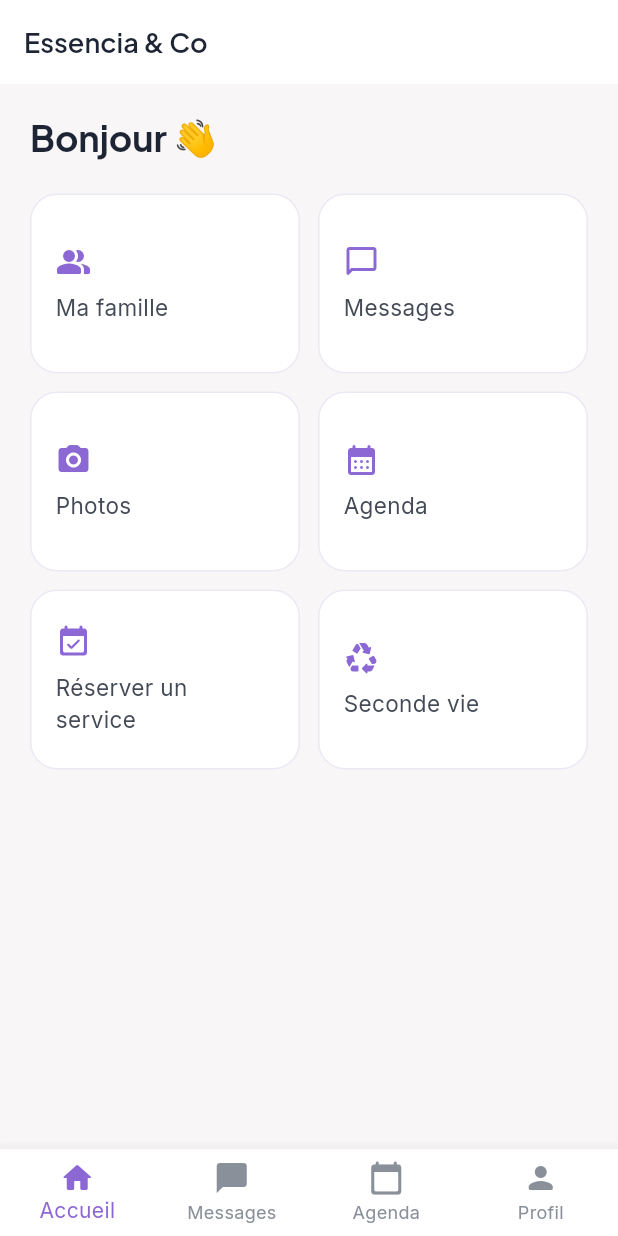
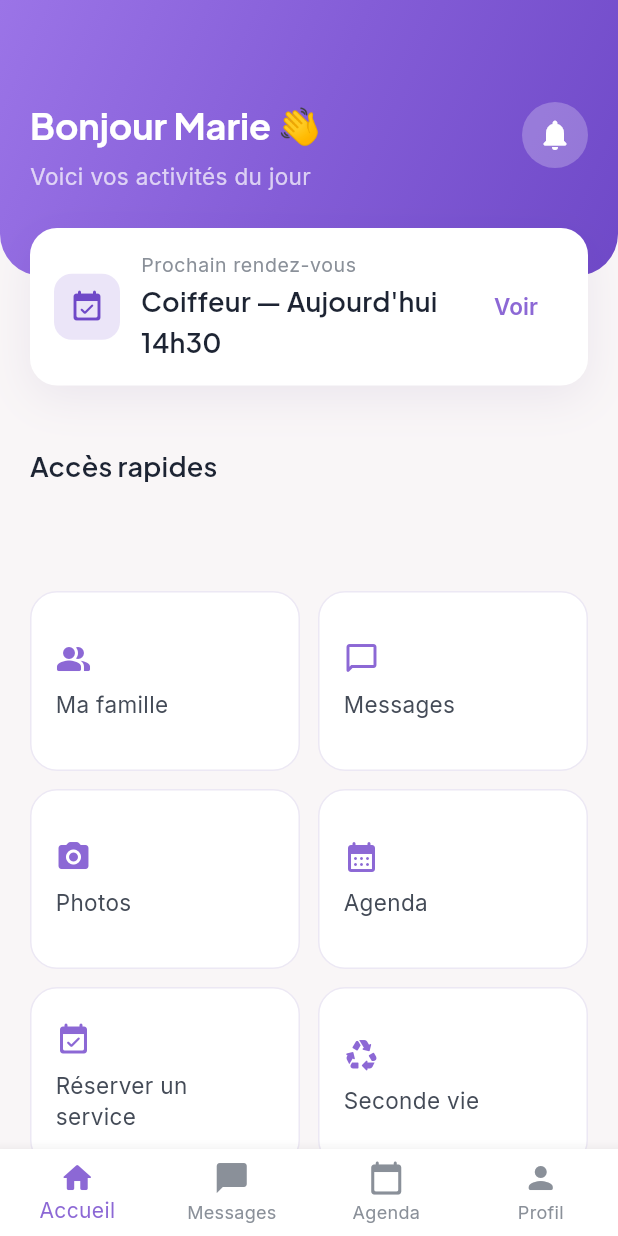
Before and after one commit to weblinecreation88-art/ESSENCIA-ET-CO, a Flutter app: the screen it shows after launch, on a phone screen of 412 x 824 dp. Run offline on Flutter 3.47's test engine with Material 3 defaults, Android fonts, the phone set to English and light mode, and no system bars; our stand-ins replace firebase_core, flutter_riverpod, go_router, google_fonts; accounts and stored records are empty.

Commit message:
Ajoute une section hero à l'écran d'accueil Flutter
Bandeau en dégradé de marque (salutation, notification) avec une carte
"prochain rendez-vous" qui chevauche le bas, sur le même principe que
le Hero de la landing page web.

```diff
--- a/mobile/lib/features/home/home_screen.dart
+++ b/mobile/lib/features/home/home_screen.dart
@@ -3,6 +3,7 @@ import "package:go_router/go_router.dart";
 
 import "../../core/theme/app_colors.dart";
 import "../../core/theme/app_radii.dart";
+import "../../core/theme/app_theme.dart";
 
 /// Écran d'accueil avec la bottom nav (Accueil / Messages / Agenda / Profil),
 /// reprenant la structure de navigation principale des maquettes. Le contenu
@@ -28,8 +29,13 @@ class _HomeScreenState extends State<HomeScreen> {
   @override
   Widget build(BuildContext context) {
     return Scaffold(
-      appBar: AppBar(title: const Text("Essencia & Co")),
-      body: _AccueilTab(),
+      extendBodyBehindAppBar: true,
+      appBar: AppBar(
+        backgroundColor: Colors.transparent,
+        elevation: 0,
+        foregroundColor: Colors.white,
+      ),
+      body: const _AccueilTab(),
       bottomNavigationBar: BottomNavigationBar(
         currentIndex: _index,
         items: [
@@ -80,15 +86,27 @@ class _AccueilTab extends StatelessWidget {
     ];
 
     return SingleChildScrollView(
-      padding: const EdgeInsets.all(20),
+      child: Column(
+        crossAxisAlignment: CrossAxisAlignment.start,
+        children: [
+          const _HomeHero(),
+          Transform.translate(
+            offset: const Offset(0, -32),
+            child: Padding(
+              padding: const EdgeInsets.symmetric(horizontal: 20),
+              child: _NextAppointmentCard(),
+            ),
+          ),
+          Padding(
+            padding: const EdgeInsets.fromLTRB(20, 8, 20, 20),
             child: Column(
               crossAxisAlignment: CrossAxisAlignment.start,
               children: [
                 Text(
-            "Bonjour 👋",
-            style: Theme.of(context).textTheme.headlineMedium,
+                  "Accès rapides",
+                  style: Theme.of(context).textTheme.titleMedium,
                 ),
-          const SizedBox(height: 20),
+                const SizedBox(height: 14),
                 GridView.count(
                   shrinkWrap: true,
                   physics: const NeverScrollableScrollPhysics(),
@@ -104,6 +122,123 @@ class _AccueilTab extends StatelessWidget {
                         onTap: () => context.push(action.route),
                       ),
                   ],
+                ),
+              ],
+            ),
+          ),
+        ],
+      ),
+    );
+  }
+}
+
+/// Bandeau hero en tête de l'accueil : dégradé de marque, salutation et
+/// avatar, sur le même principe que le Hero de la landing page web.
+class _HomeHero extends StatelessWidget {
+  const _HomeHero();
+
+  @override
+  Widget build(BuildContext context) {
+    return Container(
+      padding: EdgeInsets.fromLTRB(
+        20,
+        MediaQuery.of(context).padding.top + 12,
+        20,
+        56,
+      ),
+      decoration: const BoxDecoration(
+        gradient: AppColors.gradient,
+        borderRadius: BorderRadius.vertical(bottom: Radius.circular(28)),
+      ),
+      child: Row(
+        crossAxisAlignment: CrossAxisAlignment.start,
+        children: [
+          Expanded(
+            child: Column(
+              crossAxisAlignment: CrossAxisAlignment.start,
+              children: [
+                Text(
+                  "Bonjour Marie 👋",
+                  style: Theme.of(context).textTheme.headlineMedium?.copyWith(
+                    color: Colors.white,
+                  ),
+                ),
+                const SizedBox(height: 6),
+                Text(
+                  "Voici vos activités du jour",
+                  style: Theme.of(
+                    context,
+                  ).textTheme.bodyMedium?.copyWith(color: Colors.white70),
+                ),
+              ],
+            ),
+          ),
+          Container(
+            width: 44,
+            height: 44,
+            decoration: const BoxDecoration(
+              color: Colors.white24,
+              shape: BoxShape.circle,
+            ),
+            child: const Icon(
+              Icons.notifications_rounded,
+              color: Colors.white,
+            ),
+          ),
+        ],
+      ),
+    );
+  }
+}
+
+/// Carte "prochain rendez-vous" qui chevauche le bas du hero, comme sur la
+/// maquette de l'écran d'accueil.
+class _NextAppointmentCard extends StatelessWidget {
+  const _NextAppointmentCard();
+
+  @override
+  Widget build(BuildContext context) {
+    return Container(
+      padding: const EdgeInsets.all(16),
+      decoration: BoxDecoration(
+        color: AppColors.surface,
+        borderRadius: BorderRadius.circular(AppRadii.card),
+        boxShadow: AppTheme.softShadow,
+      ),
+      child: Row(
+        children: [
+          Container(
+            width: 44,
+            height: 44,
+            decoration: BoxDecoration(
+              color: AppColors.primarySoft.withValues(alpha: 0.3),
+              borderRadius: BorderRadius.circular(AppRadii.field),
+            ),
+            child: const Icon(
+              Icons.event_available_rounded,
+              color: AppColors.primaryDark,
+            ),
+          ),
+          const SizedBox(width: 14),
+          Expanded(
+            child: Column(
+              crossAxisAlignment: CrossAxisAlignment.start,
+              children: [
+                Text(
+                  "Prochain rendez-vous",
+                  style: Theme.of(context).textTheme.bodySmall,
+                ),
+                const SizedBox(height: 2),
+                Text(
+                  "Coiffeur — Aujourd'hui 14h30",
+                  style: Theme.of(context).textTheme.titleMedium,
+                ),
+              ],
+            ),
+          ),
+          TextButton(
+            onPressed: () => context.push("/agenda"),
+            child: const Text("Voir"),
           ),
         ],
       ),
```
Lines whose indentation alone changed are shown as unchanged.
